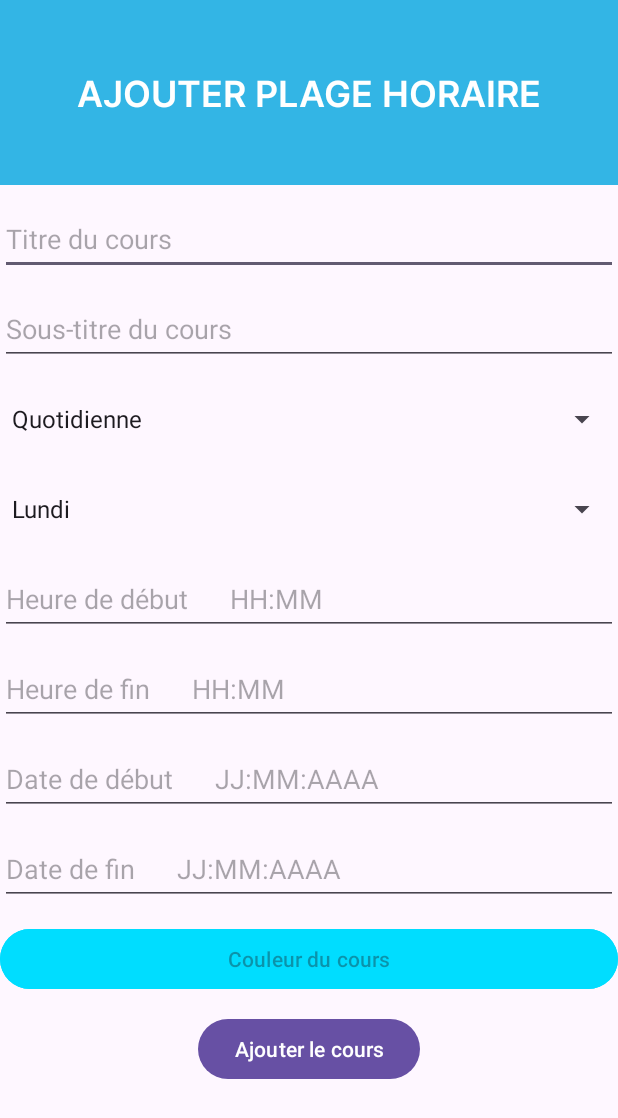
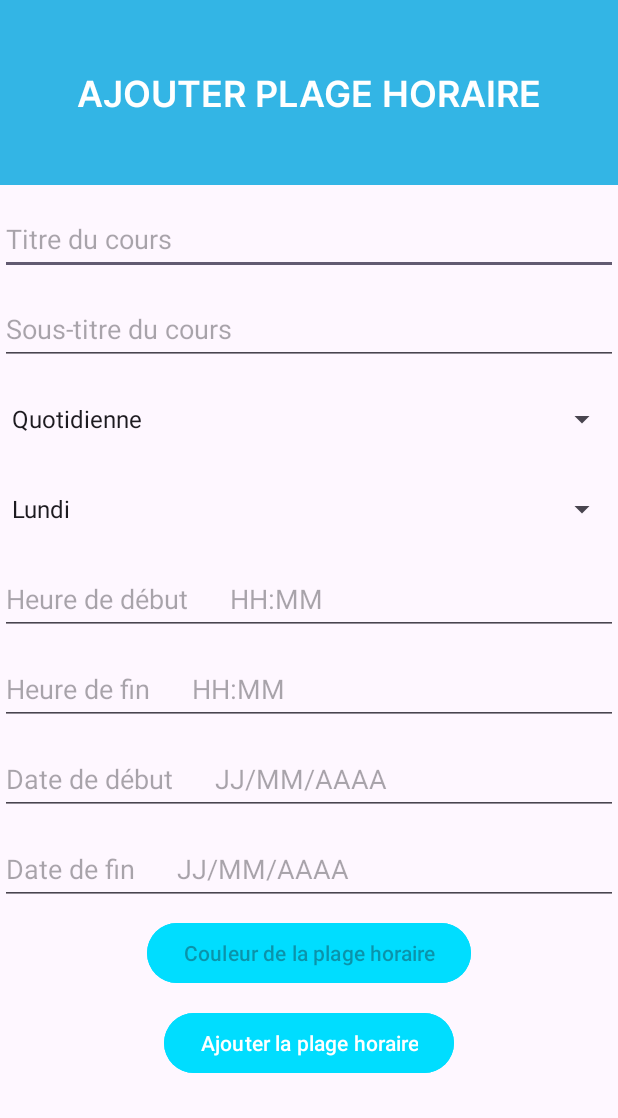
Before and after one commit to Konynico/Chronos-HM40, an Android app: the AddCourseActivity screen opened directly, with no data from a screen before it, on a phone screen of 412 x 824 dp. Shown: the top 1118 px of the screen. Run offline under Robolectric (Android 15) with nearby library versions, the phone set to English and light mode, and no system bars; our stand-ins replace Room's generated code; libraries missing offline, so code that uses them is left out: com.opencsv, yuku.ambilwarna.

Commit message:
maj boutons couleurs

```diff
--- a/app/src/main/java/com/example/chronos_hm40/AddCourseActivity.java
+++ b/app/src/main/java/com/example/chronos_hm40/AddCourseActivity.java
@@ -83,7 +83,7 @@ public class AddCourseActivity extends AppCompatActivity {
         //validateButton.setEnabled(false); // Désactiver le bouton initialement
 
         mLayout = findViewById(R.id.layout);
-        mDefaultColor = ContextCompat.getColor(AddCourseActivity.this, R.color.colorPrimary);
+        mDefaultColor = ContextCompat.getColor(AddCourseActivity.this, R.color.lightblue);
         mButton = findViewById(R.id.button);
         mButton.setOnClickListener(new View.OnClickListener() {
             @Override
--- a/app/src/main/res/layout/activity_add_course.xml
+++ b/app/src/main/res/layout/activity_add_course.xml
@@ -110,7 +110,7 @@
         android:layout_width="0dp"
         android:layout_height="48dp"
         android:layout_marginTop="12dp"
-        android:hint="Date de début      JJ:MM:AAAA"
+        android:hint="Date de début      JJ/MM/AAAA"
         android:inputType="text"
         android:onClick="showDatePickerDialog1"
         app:layout_constraintEnd_toEndOf="parent"
@@ -123,7 +123,7 @@
         android:layout_width="0dp"
         android:layout_height="48dp"
         android:layout_marginTop="12dp"
-        android:hint="Date de fin      JJ:MM:AAAA"
+        android:hint="Date de fin      JJ/MM/AAAA"
         android:inputType="text"
         android:onClick="showDatePickerDialog2"
         app:layout_constraintEnd_toEndOf="parent"
@@ -133,14 +133,13 @@
 
     <Button
         android:id="@+id/button"
-        android:layout_width="0dp"
+        android:layout_width="wrap_content"
         android:layout_height="wrap_content"
-        android:layout_marginTop="12dp"
+        android:layout_marginTop="8dp"
         android:backgroundTint="@android:color/holo_blue_bright"
-        android:hint="Couleur du cours"
+        android:hint="Couleur de la plage horaire"
         android:onClick="onAddCourseClick"
         app:layout_constraintEnd_toEndOf="parent"
-        app:layout_constraintHorizontal_bias="0.0"
         app:layout_constraintStart_toStartOf="parent"
         app:layout_constraintTop_toBottomOf="@+id/editTextDateEnd" />
 
@@ -149,7 +148,8 @@
         android:layout_width="wrap_content"
         android:layout_height="wrap_content"
         android:layout_marginTop="12dp"
-        android:text="Ajouter le cours"
+        android:backgroundTint="@android:color/holo_blue_bright"
+        android:text="Ajouter la plage horaire"
         app:layout_constraintEnd_toEndOf="parent"
         app:layout_constraintStart_toStartOf="parent"
         app:layout_constraintTop_toBottomOf="@+id/button" />
--- a/app/src/main/res/values/colors.xml
+++ b/app/src/main/res/values/colors.xml
@@ -10,4 +10,5 @@
     <color name="colorAccent">#FF4081</color>
     <color name="darkgrey">#101111</color>
     <color name="lightgrey">#bebebe</color>
+    <color name="lightblue">#add8e6</color>
 </resources>
```
